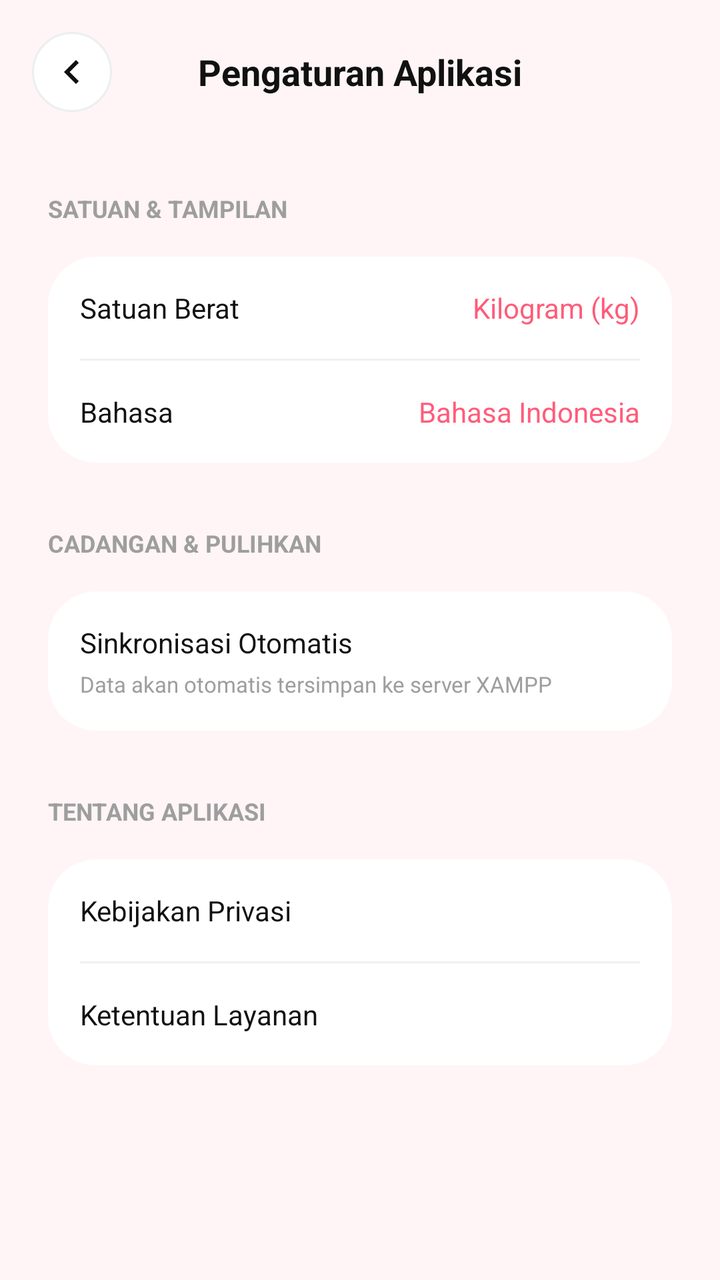
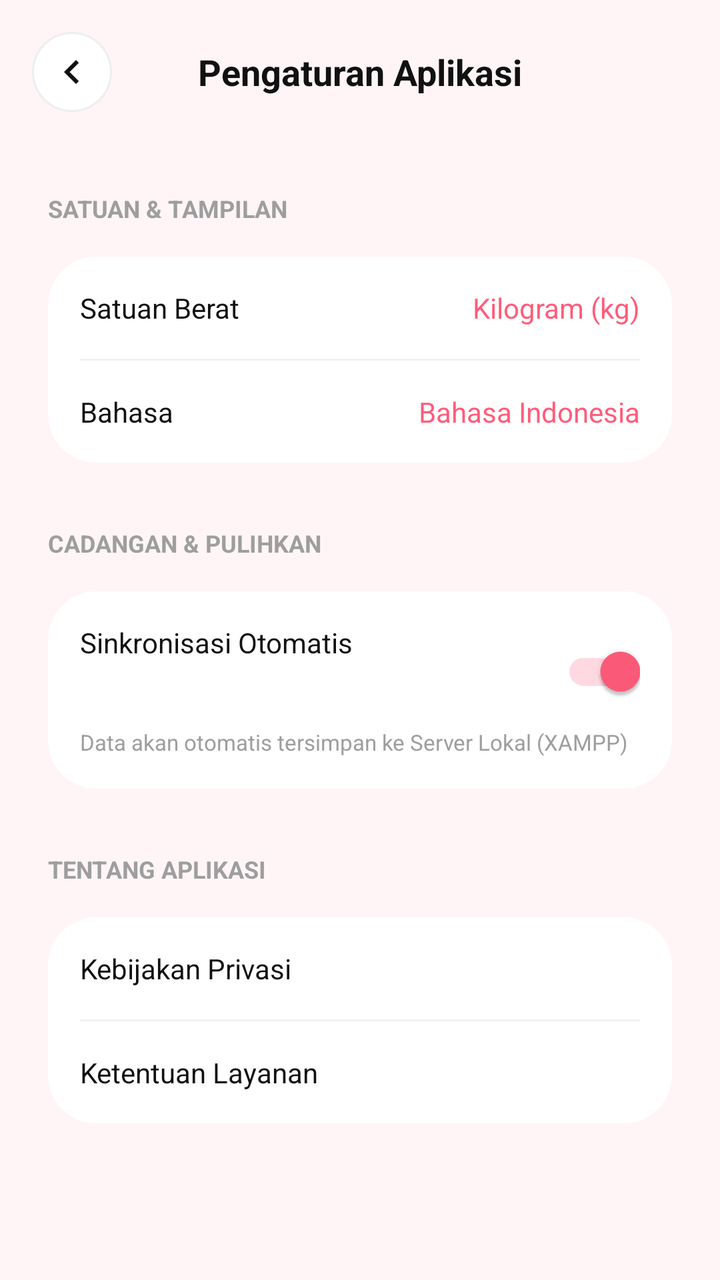

An Android layout rendered at two revisions. The XML below is the earlier revision; the diff shows what the commit changed to produce the second picture.
<!-- AndroidManifest.xml: application theme Theme.TrackerSiklusMenstruasi -->
<!-- res/layout/activity_general_settings.xml -->
<?xml version="1.0" encoding="utf-8"?>
<androidx.constraintlayout.widget.ConstraintLayout xmlns:android="http://schemas.android.com/apk/res/android"
    xmlns:app="http://schemas.android.com/apk/res-auto"
    android:layout_width="match_parent"
    android:layout_height="match_parent"
    android:background="#FFF5F7">

    <RelativeLayout
        android:id="@+id/topBar"
        android:layout_width="match_parent"
        android:layout_height="wrap_content"
        android:padding="16dp"
        app:layout_constraintTop_toTopOf="parent">

        <ImageButton
            android:id="@+id/btnBack"
            android:layout_width="40dp"
            android:layout_height="40dp"
            android:background="@drawable/bg_back_button"
            android:src="@drawable/ic_back"
            app:tint="@color/black"
            android:contentDescription="Back" />

        <TextView
            android:layout_width="wrap_content"
            android:layout_height="wrap_content"
            android:layout_centerInParent="true"
            android:text="Pengaturan Aplikasi"
            android:textColor="@color/black"
            android:textSize="18sp"
            android:textStyle="bold" />
    </RelativeLayout>

    <androidx.core.widget.NestedScrollView
        android:layout_width="match_parent"
        android:layout_height="0dp"
        android:fillViewport="true"
        app:layout_constraintBottom_toBottomOf="parent"
        app:layout_constraintTop_toBottomOf="@id/topBar">

        <LinearLayout
            android:layout_width="match_parent"
            android:layout_height="wrap_content"
            android:orientation="vertical"
            android:padding="24dp">

            
            <TextView
                android:layout_width="wrap_content"
                android:layout_height="wrap_content"
                android:text="Satuan &amp; Tampilan"
                android:textColor="@color/gray"
                android:textStyle="bold"
                android:textSize="12sp"
                android:textAllCaps="true" />

            <androidx.cardview.widget.CardView
                android:layout_width="match_parent"
                android:layout_height="wrap_content"
                android:layout_marginTop="16dp"
                app:cardCornerRadius="24dp"
                app:cardElevation="0dp">
                <LinearLayout
                    android:layout_width="match_parent"
                    android:layout_height="wrap_content"
                    android:orientation="vertical">

                    <RelativeLayout
                        android:layout_width="match_parent"
                        android:layout_height="wrap_content"
                        android:padding="16dp">
                        <TextView
                            android:layout_width="wrap_content"
                            android:layout_height="wrap_content"
                            android:text="Satuan Berat"
                            android:textColor="@color/black" />
                        <TextView
                            android:layout_width="wrap_content"
                            android:layout_height="wrap_content"
                            android:layout_alignParentEnd="true"
                            android:text="Kilogram (kg)"
                            android:textColor="@color/pink_main" />
                    </RelativeLayout>

                    <View android:layout_width="match_parent" android:layout_height="1dp" android:background="#F0F0F0" android:layout_marginHorizontal="16dp" />

                    <RelativeLayout
                        android:layout_width="match_parent"
                        android:layout_height="wrap_content"
                        android:padding="16dp">
                        <TextView
                            android:layout_width="wrap_content"
                            android:layout_height="wrap_content"
                            android:text="Bahasa"
                            android:textColor="@color/black" />
                        <TextView
                            android:layout_width="wrap_content"
                            android:layout_height="wrap_content"
                            android:layout_alignParentEnd="true"
                            android:text="Bahasa Indonesia"
                            android:textColor="@color/pink_main" />
                    </RelativeLayout>
                </LinearLayout>
            </androidx.cardview.widget.CardView>

            
            <TextView
                android:layout_width="wrap_content"
                android:layout_height="wrap_content"
                android:layout_marginTop="32dp"
                android:text="Cadangan &amp; Pulihkan"
                android:textColor="@color/gray"
                android:textStyle="bold"
                android:textSize="12sp"
                android:textAllCaps="true" />

            <androidx.cardview.widget.CardView
                android:layout_width="match_parent"
                android:layout_height="wrap_content"
                android:layout_marginTop="16dp"
                app:cardCornerRadius="24dp"
                app:cardElevation="0dp">
                <LinearLayout
                    android:layout_width="match_parent"
                    android:layout_height="wrap_content"
                    android:orientation="vertical"
                    android:padding="16dp">
                    <TextView
                        android:layout_width="wrap_content"
                        android:layout_height="wrap_content"
                        android:text="Sinkronisasi Otomatis"
                        android:textColor="@color/black" />
                    <TextView
                        android:layout_width="wrap_content"
                        android:layout_height="wrap_content"
                        android:layout_marginTop="4dp"
                        android:text="Data akan otomatis tersimpan ke server XAMPP"
                        android:textColor="@color/gray"
                        android:textSize="11sp" />
                </LinearLayout>
            </androidx.cardview.widget.CardView>

            <TextView
                android:layout_width="wrap_content"
                android:layout_height="wrap_content"
                android:layout_marginTop="32dp"
                android:text="Tentang Aplikasi"
                android:textColor="@color/gray"
                android:textStyle="bold"
                android:textSize="12sp"
                android:textAllCaps="true" />

            <androidx.cardview.widget.CardView
                android:layout_width="match_parent"
                android:layout_height="wrap_content"
                android:layout_marginTop="16dp"
                app:cardCornerRadius="24dp"
                app:cardElevation="0dp">
                <LinearLayout
                    android:layout_width="match_parent"
                    android:layout_height="wrap_content"
                    android:orientation="vertical">
                    <TextView
                        android:layout_width="match_parent"
                        android:layout_height="wrap_content"
                        android:padding="16dp"
                        android:text="Kebijakan Privasi"
                        android:textColor="@color/black" />
                    <View android:layout_width="match_parent" android:layout_height="1dp" android:background="#F0F0F0" android:layout_marginHorizontal="16dp" />
                    <TextView
                        android:layout_width="match_parent"
                        android:layout_height="wrap_content"
                        android:padding="16dp"
                        android:text="Ketentuan Layanan"
                        android:textColor="@color/black" />
                </LinearLayout>
            </androidx.cardview.widget.CardView>

        </LinearLayout>
    </androidx.core.widget.NestedScrollView>

</androidx.constraintlayout.widget.ConstraintLayout>
<!-- resources referenced by this layout -->
<resources>
  <color name="black">#111111</color>
  <color name="gray">#9E9E9E</color>
  <color name="pink_main">#FF5C7A</color>
  <!-- drawable bg_back_button (drawable) -->
  <?xml version="1.0" encoding="utf-8"?>
  <shape xmlns:android="http://schemas.android.com/apk/res/android"
      android:shape="oval">
      <solid android:color="@android:color/white" />
      <stroke android:width="1dp" android:color="@color/stroke" />
  </shape>
  <!-- drawable ic_back (drawable) -->
  <vector xmlns:android="http://schemas.android.com/apk/res/android"
      android:width="24dp"
      android:height="24dp"
      android:viewportWidth="24"
      android:viewportHeight="24">
    <path
        android:fillColor="#111111"
        android:pathData="M15.41,7.41L14,6l-6,6 6,6 1.41,-1.41L10.83,12z"/>
  </vector>
  <style name="Theme.TrackerSiklusMenstruasi" parent="Base.Theme.TrackerSiklusMenstruasi">
          
          <item name="android:editTextColor">@color/pink_main</item>
          <item name="android:textColorPrimary">@color/pink_main</item>
      </style>
  <color name="stroke">#EEEEEE</color>
  <style name="Base.Theme.TrackerSiklusMenstruasi" parent="Theme.Material3.DayNight.NoActionBar">
          
          <item name="colorPrimary">@color/pink_main</item>
          <item name="colorControlNormal">@color/pink_main</item>
      </style>
</resources>

<!-- the commit's change to res/layout/activity_general_settings.xml (unified diff, before → after) -->
@@ -66,15 +66,20 @@
                     android:orientation="vertical">
 
                     <RelativeLayout
-                        android:layout_width="match_parent"
-                        android:layout_height="wrap_content"
-                        android:padding="16dp">
+                        android:id="@+id/rowWeightUnit"
+                        android:layout_width="match_parent"
+                        android:layout_height="wrap_content"
+                        android:padding="16dp"
+                        android:clickable="true"
+                        android:focusable="true"
+                        android:background="?attr/selectableItemBackground">
                         <TextView
                             android:layout_width="wrap_content"
                             android:layout_height="wrap_content"
                             android:text="Satuan Berat"
                             android:textColor="@color/black" />
                         <TextView
+                            android:id="@+id/tvWeightUnit"
                             android:layout_width="wrap_content"
                             android:layout_height="wrap_content"
                             android:layout_alignParentEnd="true"
@@ -85,15 +90,20 @@
                     <View android:layout_width="match_parent" android:layout_height="1dp" android:background="#F0F0F0" android:layout_marginHorizontal="16dp" />
 
                     <RelativeLayout
-                        android:layout_width="match_parent"
-                        android:layout_height="wrap_content"
-                        android:padding="16dp">
+                        android:id="@+id/rowLanguage"
+                        android:layout_width="match_parent"
+                        android:layout_height="wrap_content"
+                        android:padding="16dp"
+                        android:clickable="true"
+                        android:focusable="true"
+                        android:background="?attr/selectableItemBackground">
                         <TextView
                             android:layout_width="wrap_content"
                             android:layout_height="wrap_content"
                             android:text="Bahasa"
                             android:textColor="@color/black" />
                         <TextView
+                            android:id="@+id/tvLanguage"
                             android:layout_width="wrap_content"
                             android:layout_height="wrap_content"
                             android:layout_alignParentEnd="true"
@@ -115,26 +125,42 @@
                 android:textAllCaps="true" />
 
             <androidx.cardview.widget.CardView
+                android:id="@+id/rowSync"
                 android:layout_width="match_parent"
                 android:layout_height="wrap_content"
                 android:layout_marginTop="16dp"
                 app:cardCornerRadius="24dp"
-                app:cardElevation="0dp">
+                app:cardElevation="0dp"
+                android:clickable="true"
+                android:focusable="true"
+                android:background="?attr/selectableItemBackground">
                 <LinearLayout
                     android:layout_width="match_parent"
                     android:layout_height="wrap_content"
                     android:orientation="vertical"
                     android:padding="16dp">
+                    <RelativeLayout
+                        android:layout_width="match_parent"
+                        android:layout_height="wrap_content">
+                        <TextView
+                            android:layout_width="wrap_content"
+                            android:layout_height="wrap_content"
+                            android:text="Sinkronisasi Otomatis"
+                            android:textColor="@color/black" />
+                        <com.google.android.material.switchmaterial.SwitchMaterial
+                            android:id="@+id/switchSync"
+                            android:layout_width="wrap_content"
+                            android:layout_height="wrap_content"
+                            android:layout_alignParentEnd="true"
+                            android:checked="true"
+                            app:thumbTint="@color/pink_main"
+                            app:trackTint="@color/pink_card"/>
+                    </RelativeLayout>
                     <TextView
                         android:layout_width="wrap_content"
                         android:layout_height="wrap_content"
-                        android:text="Sinkronisasi Otomatis"
-                        android:textColor="@color/black" />
-                    <TextView
-                        android:layout_width="wrap_content"
-                        android:layout_height="wrap_content"
                         android:layout_marginTop="4dp"
-                        android:text="Data akan otomatis tersimpan ke server XAMPP"
+                        android:text="Data akan otomatis tersimpan ke Server Lokal (XAMPP)"
                         android:textColor="@color/gray"
                         android:textSize="11sp" />
                 </LinearLayout>
@@ -161,18 +187,26 @@
                     android:layout_height="wrap_content"
                     android:orientation="vertical">
                     <TextView
+                        android:id="@+id/rowPrivacy"
                         android:layout_width="match_parent"
                         android:layout_height="wrap_content"
                         android:padding="16dp"
                         android:text="Kebijakan Privasi"
-                        android:textColor="@color/black" />
+                        android:textColor="@color/black"
+                        android:clickable="true"
+                        android:focusable="true"
+                        android:background="?attr/selectableItemBackground" />
                     <View android:layout_width="match_parent" android:layout_height="1dp" android:background="#F0F0F0" android:layout_marginHorizontal="16dp" />
                     <TextView
+                        android:id="@+id/rowTerms"
                         android:layout_width="match_parent"
                         android:layout_height="wrap_content"
                         android:padding="16dp"
                         android:text="Ketentuan Layanan"
-                        android:textColor="@color/black" />
+                        android:textColor="@color/black"
+                        android:clickable="true"
+                        android:focusable="true"
+                        android:background="?attr/selectableItemBackground" />
                 </LinearLayout>
             </androidx.cardview.widget.CardView>
 
<!-- resource entries referenced after the edit -->
@@ -2,6 +2,7 @@
 <resources>
   <color name="black">#111111</color>
   <color name="gray">#9E9E9E</color>
+  <color name="pink_card">#FFD9E2</color>
   <color name="pink_main">#FF5C7A</color>
   <!-- drawable bg_back_button (drawable) -->
   <?xml version="1.0" encoding="utf-8"?>
@@ -24,6 +25,10 @@
           
           <item name="android:editTextColor">@color/pink_main</item>
           <item name="android:textColorPrimary">@color/pink_main</item>
+          <item name="android:navigationBarColor">@android:color/transparent</item>
+          <item name="android:windowTranslucentNavigation">true</item>
+          <item name="android:statusBarColor">@android:color/transparent</item>
+          <item name="android:windowLightStatusBar">true</item>
       </style>
   <color name="stroke">#EEEEEE</color>
   <style name="Base.Theme.TrackerSiklusMenstruasi" parent="Theme.Material3.DayNight.NoActionBar">
